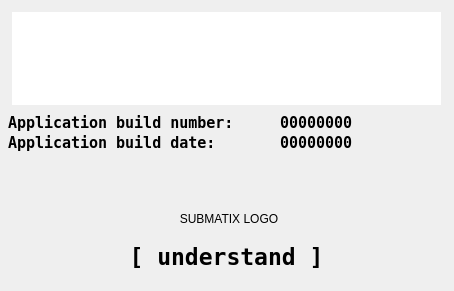
Above: src/ui/AboutDialog.ui from dmarc0001/spx42Control before the change. Below: the same form after it.
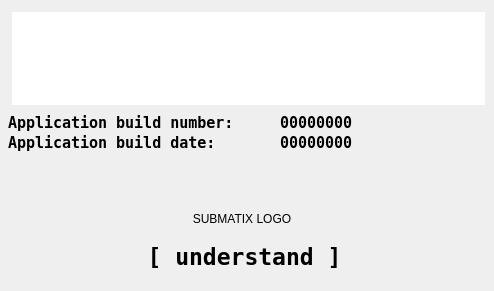
That is the form after the change.

Commit message: etwas breiter für time string

The edit to the form file:
```diff
--- a/src/ui/AboutDialog.ui
+++ b/src/ui/AboutDialog.ui
@@ -9,7 +9,7 @@
    <rect>
     <x>0</x>
     <y>0</y>
-    <width>454</width>
+    <width>494</width>
     <height>291</height>
    </rect>
   </property>
@@ -27,7 +27,7 @@
     <rect>
      <x>4</x>
      <y>160</y>
-     <width>450</width>
+     <width>476</width>
      <height>118</height>
     </rect>
    </property>
@@ -39,7 +39,7 @@
    </property>
    <property name="maximumSize">
     <size>
-     <width>450</width>
+     <width>476</width>
      <height>118</height>
     </size>
    </property>
@@ -55,7 +55,7 @@
     <rect>
      <x>280</x>
      <y>112</y>
-     <width>160</width>
+     <width>205</width>
      <height>21</height>
     </rect>
    </property>
@@ -76,7 +76,7 @@
     <rect>
      <x>280</x>
      <y>132</y>
-     <width>160</width>
+     <width>205</width>
      <height>21</height>
     </rect>
    </property>
@@ -139,7 +139,7 @@
     <rect>
      <x>8</x>
      <y>228</y>
-     <width>437</width>
+     <width>473</width>
      <height>57</height>
     </rect>
    </property>
@@ -173,7 +173,7 @@
     <rect>
      <x>12</x>
      <y>12</y>
-     <width>429</width>
+     <width>473</width>
      <height>93</height>
     </rect>
    </property>
```
The commit also changes 1 other file.
